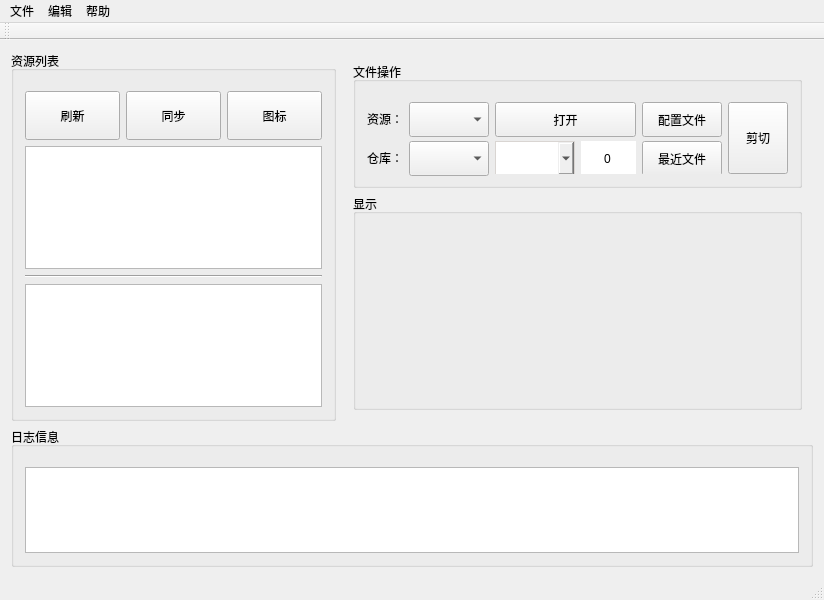
First picture: the form in mainwindow.ui, repository WeiMuYang/markdown-assistant, before the edit.
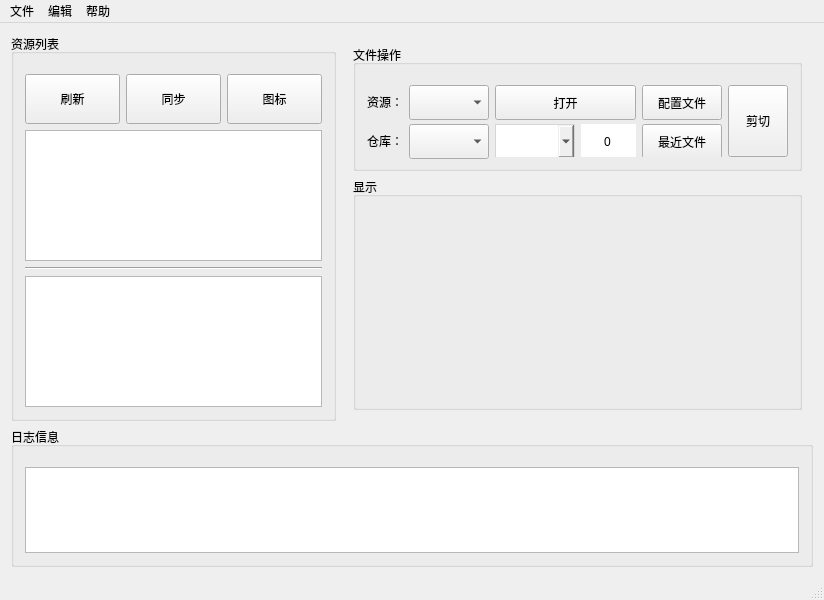
Second picture: the form after the edit.

Diff of the .ui file:
```diff
--- a/mainwindow.ui
+++ b/mainwindow.ui
@@ -581,7 +581,7 @@
      <x>0</x>
      <y>0</y>
      <width>824</width>
-     <height>23</height>
+     <height>17</height>
     </rect>
    </property>
    <widget class="QMenu" name="menuFile">
@@ -600,7 +600,7 @@
     <addaction name="actionGetAssets"/>
     <addaction name="actionRename"/>
    </widget>
-   <widget class="QMenu" name="menuAbout">
+   <widget class="QMenu" name="menuHelp">
     <property name="title">
      <string>帮助</string>
     </property>
@@ -608,15 +608,7 @@
    </widget>
    <addaction name="menuFile"/>
    <addaction name="menuEdit"/>
-   <addaction name="menuAbout"/>
-  </widget>
-  <widget class="QToolBar" name="mainToolBar">
-   <attribute name="toolBarArea">
-    <enum>TopToolBarArea</enum>
-   </attribute>
-   <attribute name="toolBarBreak">
-    <bool>false</bool>
-   </attribute>
+   <addaction name="menuHelp"/>
   </widget>
   <widget class="QStatusBar" name="statusBar"/>
   <action name="actionRestart">
```
